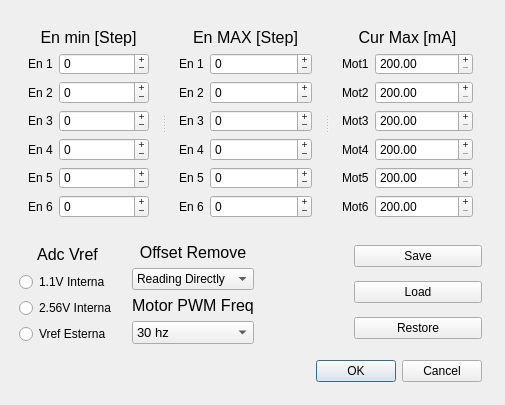
Alfystar/Scorbot-CA, file 4_userInterface/ScorbotUI_cpp/scorbotUi/ui_source/settingBoardWindow.ui: the form before one commit.
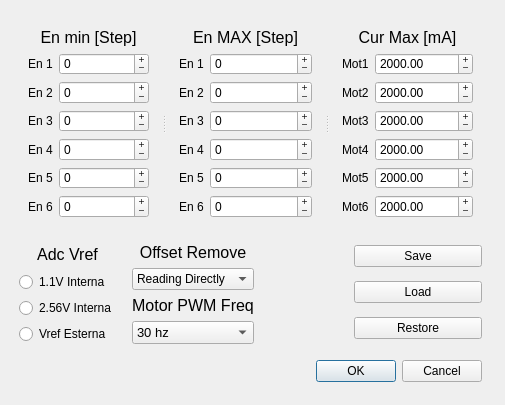
The form after the commit.

Diff of the .ui file:
```diff
--- a/4_userInterface/ScorbotUI_cpp/scorbotUi/ui_source/settingBoardWindow.ui
+++ b/4_userInterface/ScorbotUI_cpp/scorbotUi/ui_source/settingBoardWindow.ui
@@ -474,6 +474,9 @@
                                                 <property name="maximum">
                                                     <double>4000.000000000000000</double>
                                                 </property>
+                                                <property name="value">
+                                                    <double>2000.000000000000000</double>
+                                                </property>
                                             </widget>
                                         </item>
                                         <item row="5" column="1">
@@ -487,6 +490,9 @@
                                                 <property name="maximum">
                                                     <double>4000.000000000000000</double>
                                                 </property>
+                                                <property name="value">
+                                                    <double>2000.000000000000000</double>
+                                                </property>
                                             </widget>
                                         </item>
                                         <item row="4" column="1">
@@ -500,6 +506,9 @@
                                                 <property name="maximum">
                                                     <double>4000.000000000000000</double>
                                                 </property>
+                                                <property name="value">
+                                                    <double>2000.000000000000000</double>
+                                                </property>
                                             </widget>
                                         </item>
                                         <item row="3" column="1">
@@ -513,6 +522,9 @@
                                                 <property name="maximum">
                                                     <double>4000.000000000000000</double>
                                                 </property>
+                                                <property name="value">
+                                                    <double>2000.000000000000000</double>
+                                                </property>
                                             </widget>
                                         </item>
                                         <item row="2" column="1">
@@ -526,6 +538,9 @@
                                                 <property name="maximum">
                                                     <double>4000.000000000000000</double>
                                                 </property>
+                                                <property name="value">
+                                                    <double>2000.000000000000000</double>
+                                                </property>
                                             </widget>
                                         </item>
                                         <item row="1" column="1">
@@ -539,6 +554,9 @@
                                                 <property name="maximum">
                                                     <double>4000.000000000000000</double>
                                                 </property>
+                                                <property name="value">
+                                                    <double>2000.000000000000000</double>
+                                                </property>
                                             </widget>
                                         </item>
                                     </layout>
```
